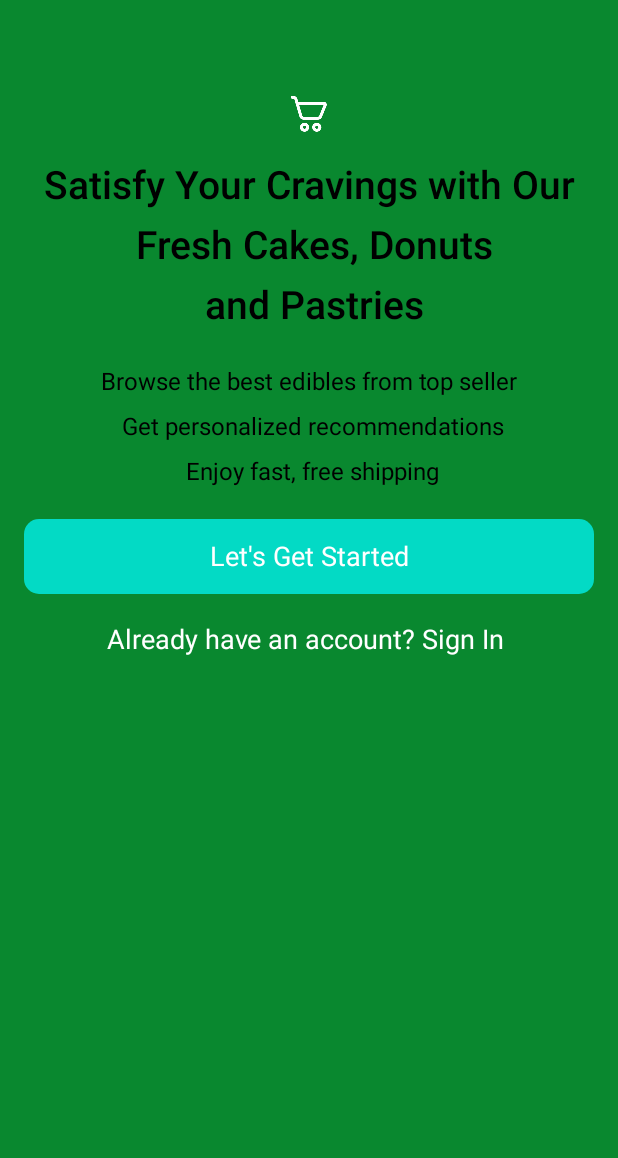
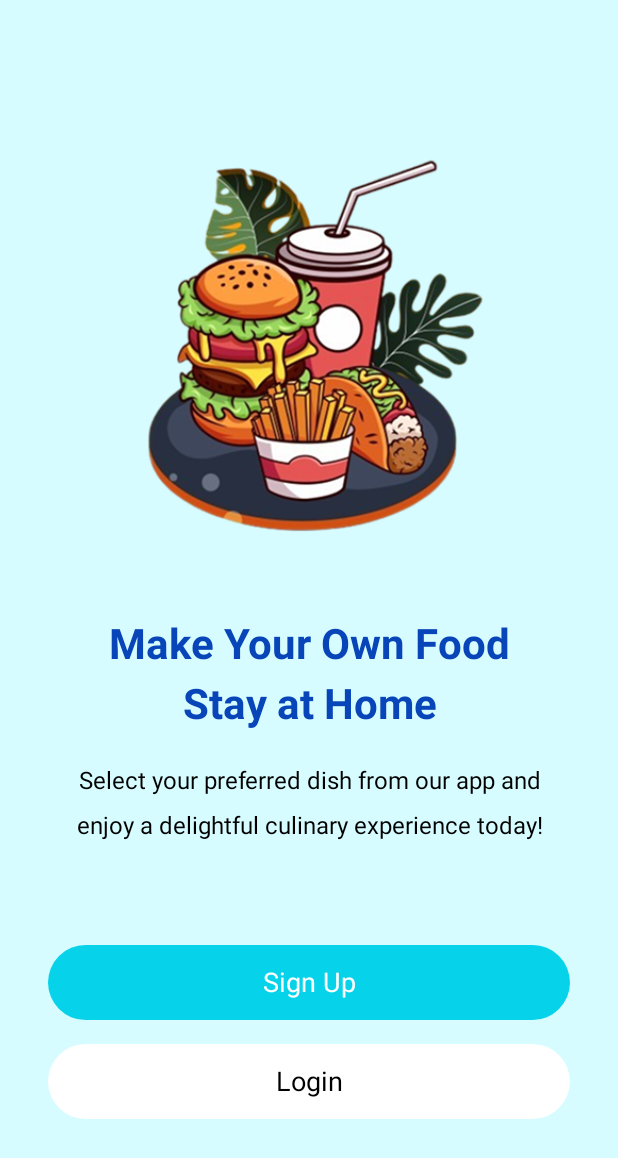
Before and after one commit to ChaoZiK/FoodDeliveryApp, an Android app built with Jetpack Compose: the screen it shows after launch (SplashActivity), on a phone screen of 412 x 824 dp. Shown: the top 1158 px of the screen. Run offline under Robolectric (Android 15) with nearby library versions, the phone set to English and light mode, and no system bars; our stand-ins replace Firebase (no records; nobody signed in at launch, a user with empty details on screens opened directly).

Commit message:
Redesign Splash activity

```diff
--- a/app/src/main/java/com/tranthephong/fooddeliveryapp/Activity/Splash/SplashActivity.kt
+++ b/app/src/main/java/com/tranthephong/fooddeliveryapp/Activity/Splash/SplashActivity.kt
@@ -5,11 +5,13 @@ import android.os.Bundle
 import androidx.activity.compose.setContent
 import androidx.compose.foundation.Image
 import androidx.compose.foundation.background
+import androidx.compose.foundation.layout.Arrangement
 import androidx.compose.foundation.layout.Column
 import androidx.compose.foundation.layout.fillMaxSize
 import androidx.compose.foundation.layout.fillMaxWidth
 import androidx.compose.foundation.layout.height
 import androidx.compose.foundation.layout.padding
+import androidx.compose.foundation.layout.size
 import androidx.compose.foundation.rememberScrollState
 import androidx.compose.foundation.shape.RoundedCornerShape
 import androidx.compose.foundation.verticalScroll
@@ -30,25 +32,29 @@ import androidx.compose.ui.unit.dp
 import androidx.compose.ui.unit.sp
 import com.google.firebase.auth.FirebaseAuth
 import com.tranthephong.fooddeliveryapp.Activity.Authentication.LoginActivity
+import com.tranthephong.fooddeliveryapp.Activity.Authentication.SignUpActivity
 import com.tranthephong.fooddeliveryapp.Activity.BaseActivity
 import com.tranthephong.fooddeliveryapp.MainActivity
 import com.tranthephong.fooddeliveryapp.R
 import com.tranthephong.fooddeliveryapp.Util.RememberPrefs
 
 
-//import com.tranthephong.fooddeliveryapp.Activity.Dashboard.MainActivity
 class SplashActivity : BaseActivity() {
     override fun onCreate(savedInstanceState: Bundle?) {
         super.onCreate(savedInstanceState)
 
         if (!RememberPrefs.isFirstLaunch(this)) {
-            routeUser()          // immediately jump to Login/Home
-            return               // DON’T call setContent
+            routeUser()
+            return
         }
 
         setContent {
             SplashScreen(
-                onClick = {
+                onSignUpClick = {
+                    RememberPrefs.setOnboardingDone(this)
+                    startActivity(Intent(this, SignUpActivity::class.java))
+                },
+                onLoginClick = {
                     RememberPrefs.setOnboardingDone(this)
                     startActivity(Intent(this, LoginActivity::class.java))
                 }
@@ -59,7 +65,7 @@ class SplashActivity : BaseActivity() {
     private fun routeUser() {
         val target = if (
             RememberPrefs.shouldAutoLogin(this) && FirebaseAuth.getInstance().currentUser != null
-        ){
+        ) {
             MainActivity::class.java
         } else {
             LoginActivity::class.java
@@ -70,64 +76,87 @@ class SplashActivity : BaseActivity() {
     }
 }
 
+@Preview
 @Composable
-@Preview
-fun SplashScreen(onClick:()-> Unit={}){
+fun SplashScreen(
+    onSignUpClick: () -> Unit = {},
+    onLoginClick: () -> Unit = {}
+) {
     Column(
         modifier = Modifier
             .fillMaxSize()
-            .background(colorResource(R.color.green))
+            .background(colorResource(R.color.backgroundBlue))
             .verticalScroll(rememberScrollState())
             .padding(16.dp),
-        horizontalAlignment = Alignment.CenterHorizontally
-    ){
+        horizontalAlignment = Alignment.CenterHorizontally,
+        verticalArrangement = Arrangement.Center
+    ) {
         Image(
-            painter=painterResource(R.drawable.cart),
+            painter = painterResource(R.drawable.splash_food),
             contentDescription = null,
             modifier = Modifier
-                .padding(top=48.dp)
-                .fillMaxSize(),
+                .fillMaxWidth()
+                .size(300.dp),
             contentScale = ContentScale.Fit
         )
-        Text(text="Satisfy Your Cravings with Our\n" +
-                " Fresh Cakes, Donuts\n" +
-                " and Pastries",
+
+        Text(
+            text = "Make Your Own Food\nStay at Home",
+            color = colorResource(R.color.strongBlue),
+            textAlign = TextAlign.Center,
+            fontSize = 28.sp,
+            fontWeight = FontWeight.Bold,
+            lineHeight = 40.sp,
+            modifier = Modifier.padding(top = 32.dp)
+        )
+
+        Text(
+            text = "Select your preferred dish from our app and enjoy a delightful culinary experience today!",
             color = colorResource(R.color.black),
-            textAlign = TextAlign.Center, fontSize = 26.sp,
-            fontWeight = FontWeight.SemiBold,
-            lineHeight = 40.sp,
-            modifier = Modifier.padding(top=16.dp))
-        Text(text="Browse the best edibles from top seller\n" +
-                " Get personalized recommendations\n" +
-                " Enjoy fast, free shipping",
-            color = colorResource(R.color.black),
-            textAlign = TextAlign.Center, fontSize = 16.sp,
+            textAlign = TextAlign.Center,
+            fontSize = 16.sp,
             lineHeight = 30.sp,
-            modifier = Modifier.padding(top=16.dp))
-        Button(onClick={onClick()},
-            shape = RoundedCornerShape(10.dp),
+            modifier = Modifier
+                .padding(top = 16.dp, bottom = 32.dp)
+                .padding(horizontal = 16.dp)
+        )
+
+        Button(
+            onClick = onSignUpClick,
+            shape = RoundedCornerShape(200.dp),
             colors = ButtonDefaults.buttonColors(
-                containerColor = colorResource(R.color.teal_200)
+                containerColor = colorResource(R.color.lightBlue)
             ),
             modifier = Modifier
-                .padding(top=16.dp)
-            .fillMaxWidth()
-            .height(50.dp)
-        )
-        {
+                .padding(top = 32.dp)
+                .fillMaxWidth()
+                .height(50.dp)
+                .padding(horizontal = 16.dp)
+        ) {
             Text(
-                text = "Let's Get Started",
+                text = "Sign Up",
                 fontSize = 18.sp,
                 color = Color.White
             )
         }
-        Text(
-            text = "Already have an account? Sign In ",
-            color = colorResource(R.color.white),
-            textAlign = TextAlign.Center,
-            fontSize = 18.sp,
-            lineHeight = 30.sp,
-            modifier = Modifier.padding(top=16.dp)
-        )
+
+        Button(
+            onClick = onLoginClick,
+            shape = RoundedCornerShape(200.dp),
+            colors = ButtonDefaults.buttonColors(
+                containerColor = colorResource(R.color.white)
+            ),
+            modifier = Modifier
+                .padding(top = 16.dp)
+                .fillMaxWidth()
+                .height(50.dp)
+                .padding(horizontal = 16.dp)
+        ) {
+            Text(
+                text = "Login",
+                fontSize = 18.sp,
+                color = Color.Black
+            )
+        }
     }
 }
--- a/app/src/main/java/com/tranthephong/fooddeliveryapp/Helper/TinyDB.java
+++ b/app/src/main/java/com/tranthephong/fooddeliveryapp/Helper/TinyDB.java
@@ -23,7 +23,7 @@ import java.util.Map;
 
 public class TinyDB {
 
-    private SharedPreferences preferences;
+    private final SharedPreferences preferences;
     private String DEFAULT_APP_IMAGEDATA_DIRECTORY;
     private String lastImagePath = "";
 
--- a/app/src/main/java/com/tranthephong/fooddeliveryapp/Model/SliderModel.kt
+++ b/app/src/main/java/com/tranthephong/fooddeliveryapp/Model/SliderModel.kt
@@ -1,4 +1,3 @@
 package com.tranthephong.fooddeliveryapp.Model
 
-data class SliderModel (val url:String=""){
-}
+data class SliderModel(val url: String = "")
--- a/app/src/main/java/com/tranthephong/fooddeliveryapp/Repository/MainRepository.kt
+++ b/app/src/main/java/com/tranthephong/fooddeliveryapp/Repository/MainRepository.kt
@@ -27,7 +27,6 @@ class MainRepository {
                     val item = data.getValue(SliderModel::class.java)
                     item?.let { lists.add(it) }
                 }
-                Log.d("FIREBASE_DEBUG", "Banner list size: ${lists.size}")
                 listData.value = lists
             }
 
--- a/app/src/main/res/values/colors.xml
+++ b/app/src/main/res/values/colors.xml
@@ -12,4 +12,6 @@
     <color name="grey">#919191</color>
     <color name="lightGrey">#efefef</color>
     <color name="lightBlue">#06D3EA</color>
+    <color name="strongBlue">#0745B9</color>
+    <color name="backgroundBlue">#D6FCFF</color>
 </resources>
```
Also changed, not shown: app/src/main/java/com/tranthephong/fooddeliveryapp/Activity/Cart/CartActivity.kt (+34 -16 lines), app/src/main/java/com/tranthephong/fooddeliveryapp/Activity/Cart/CartList.kt (+0 -18 lines), app/src/main/java/com/tranthephong/fooddeliveryapp/Activity/Cart/CartSummary.kt (+6 -5 lines), app/src/main/java/com/tranthephong/fooddeliveryapp/Helper/ManagementCart.java (+2 -15 lines), app/src/main/res/drawable-hdpi/splash_food.png (added), app/src/main/res/drawable-mdpi/splash_food.png (added), app/src/main/res/drawable-xhdpi/splash_food.png (added), app/src/main/res/drawable-xxhdpi/splash_food.png (added), app/src/main/res/drawable-xxxhdpi/splash_food.png (added).
